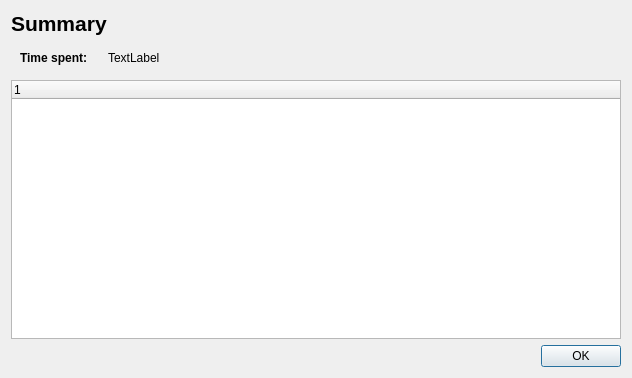
First picture: the form in timelistdialog.ui, repository rkapl/qttrack, before the edit.
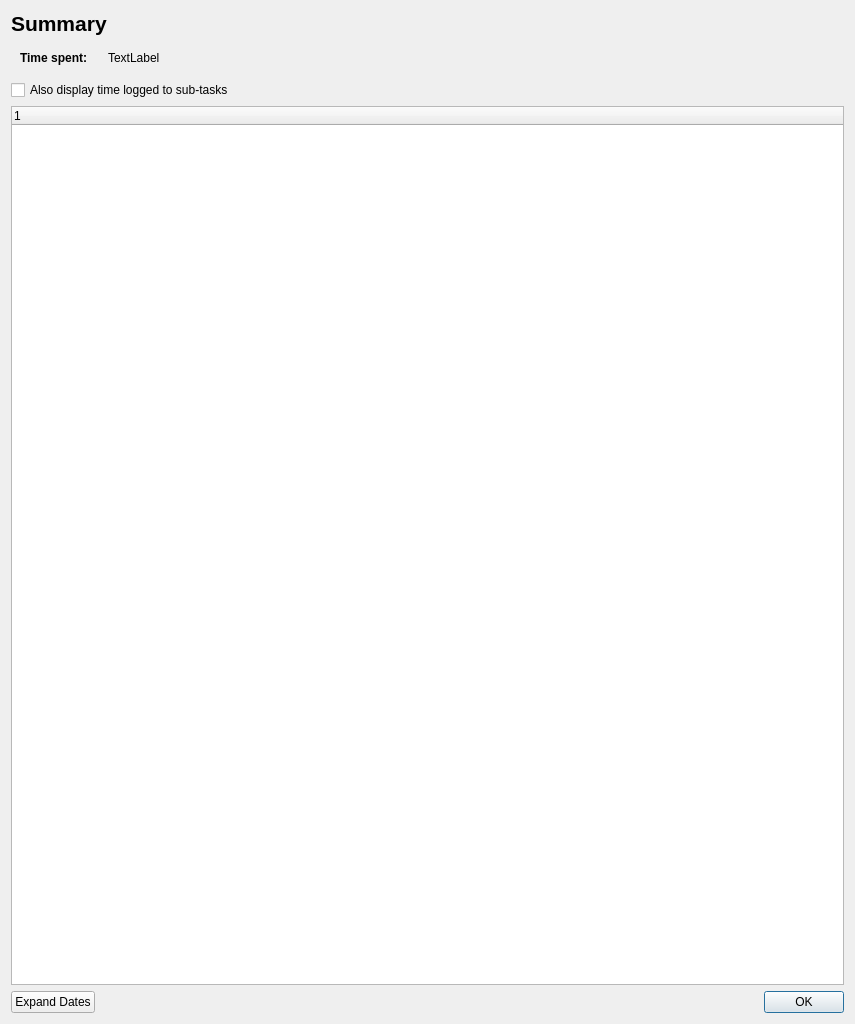
Second picture: the form after the edit.

Commit message: Add recursive time span listing.

The edit to the form file:
```diff
--- a/timelistdialog.ui
+++ b/timelistdialog.ui
@@ -6,8 +6,8 @@
    <rect>
     <x>0</x>
     <y>0</y>
-    <width>632</width>
-    <height>378</height>
+    <width>855</width>
+    <height>1024</height>
    </rect>
   </property>
   <property name="windowTitle">
@@ -63,6 +63,13 @@
      </layout>
     </widget>
    </item>
+   <item>
+    <widget class="QCheckBox" name="recursive">
+     <property name="text">
+      <string>Also display time logged to sub-tasks</string>
+     </property>
+    </widget>
+   </item>
    <item>
     <widget class="QTreeWidget" name="treeWidget">
      <column>
@@ -73,6 +80,31 @@
     </widget>
    </item>
    <item>
+    <widget class="QWidget" name="widget" native="true">
+     <layout class="QHBoxLayout" name="horizontalLayout_2">
+      <property name="spacing">
+       <number>0</number>
+      </property>
+      <property name="leftMargin">
+       <number>0</number>
+      </property>
+      <property name="topMargin">
+       <number>0</number>
+      </property>
+      <property name="rightMargin">
+       <number>0</number>
+      </property>
+      <property name="bottomMargin">
+       <number>0</number>
+      </property>
+      <item>
+       <widget class="QPushButton" name="expandDates">
+        <property name="text">
+         <string>Expand Dates</string>
+        </property>
+       </widget>
+      </item>
+      <item>
     <widget class="QDialogButtonBox" name="buttonBox">
      <property name="orientation">
       <enum>Qt::Horizontal</enum>
@@ -80,6 +112,9 @@
      <property name="standardButtons">
       <set>QDialogButtonBox::Ok</set>
      </property>
+       </widget>
+      </item>
+     </layout>
     </widget>
    </item>
   </layout>
```
Lines whose indentation alone changed are shown as unchanged. The commit also changes 4 other files.
